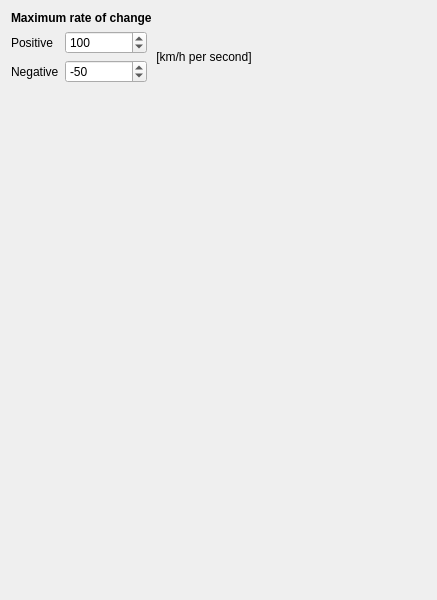
The window that f1telemetry/ui/treewidgets/spikesbychange.ui (theOehrly/F1Telemetry) describes before a commit, drawn with Qt 5.
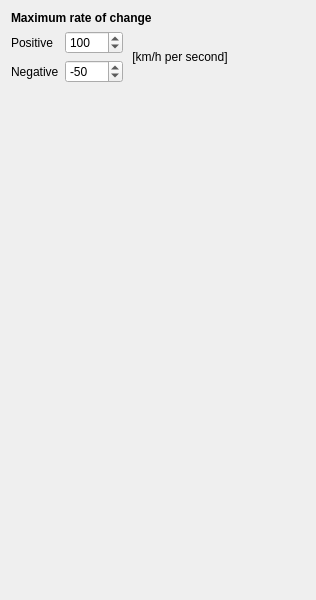
The same window after the commit.

```diff
--- a/f1telemetry/ui/treewidgets/spikesbychange.ui
+++ b/f1telemetry/ui/treewidgets/spikesbychange.ui
@@ -6,7 +6,7 @@
    <rect>
     <x>0</x>
     <y>0</y>
-    <width>437</width>
+    <width>316</width>
     <height>600</height>
    </rect>
   </property>
```
Left out of the diff: 4 changed lines with no effect on the pictures.
